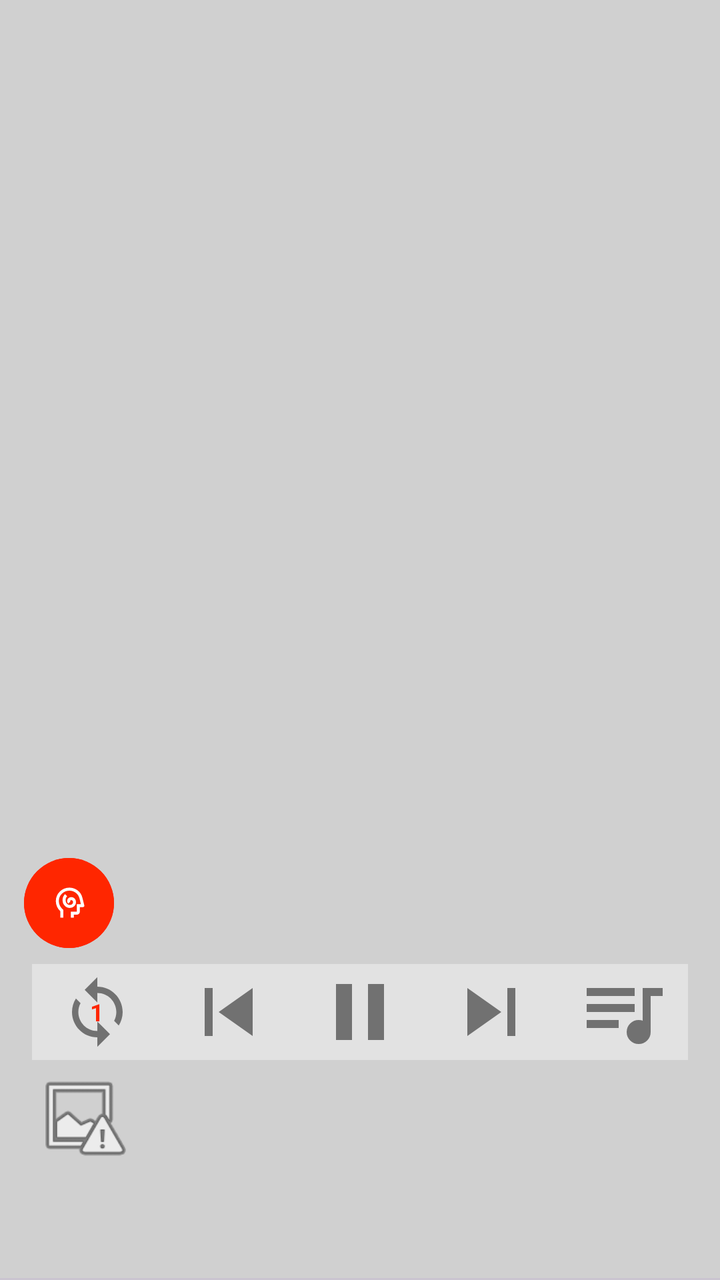
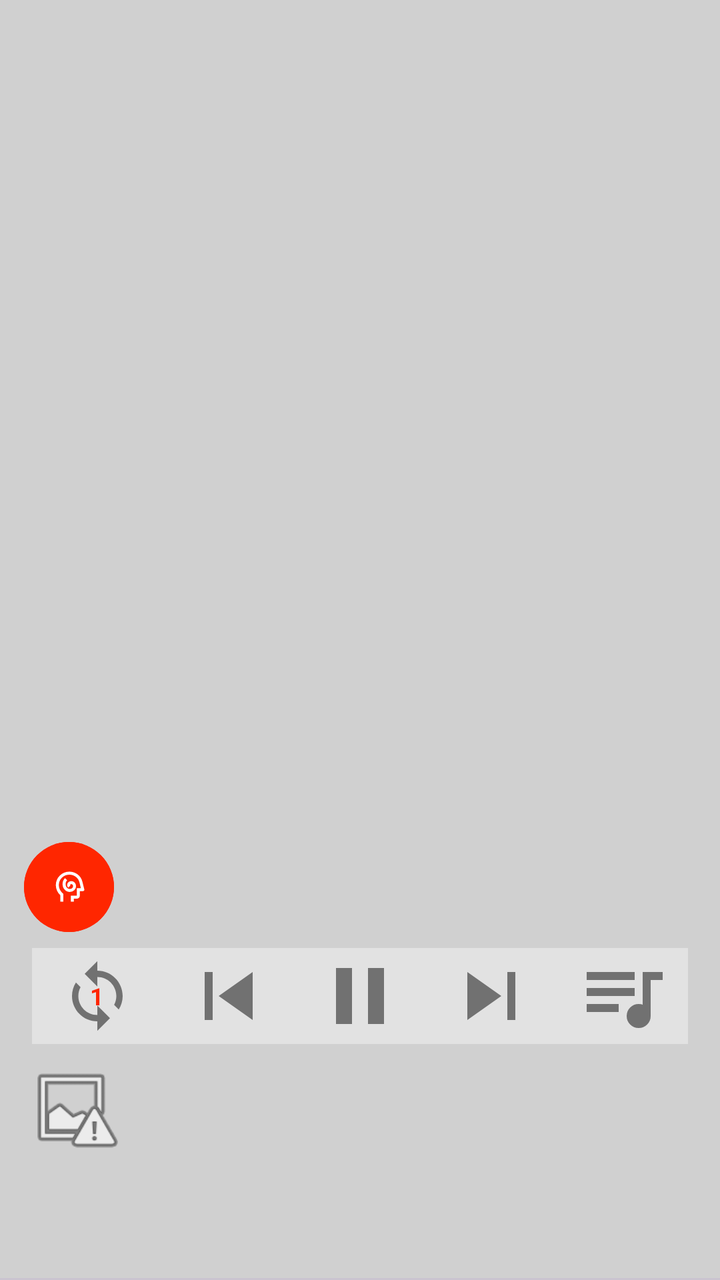

An Android layout rendered at two revisions. The XML below is the earlier revision; the diff shows what the commit changed to produce the second picture.
<!-- AndroidManifest.xml: application theme Theme.AudioMixer -->
<!-- res/layout/activity_main.xml -->
<?xml version="1.0" encoding="utf-8"?>
<androidx.constraintlayout.widget.ConstraintLayout xmlns:android="http://schemas.android.com/apk/res/android"
    xmlns:app="http://schemas.android.com/apk/res-auto"
    xmlns:tools="http://schemas.android.com/tools"
    android:id="@+id/main"
    style="bold"
    android:layout_width="match_parent"
    android:layout_height="match_parent"
    android:background="@color/menuBar"
    tools:context=".activities.MainActivity">

    <androidx.viewpager2.widget.ViewPager2
        android:id="@+id/viewPager"
        android:layout_width="0dp"
        android:layout_height="0dp"
        app:layout_constraintBottom_toTopOf="@+id/tabLayout"
        app:layout_constraintEnd_toEndOf="parent"
        app:layout_constraintHorizontal_bias="0.0"
        app:layout_constraintStart_toStartOf="parent"
        app:layout_constraintTop_toTopOf="parent"
        app:layout_constraintVertical_bias="0.0">

    </androidx.viewpager2.widget.ViewPager2>

    <com.google.android.material.tabs.TabLayout
        android:id="@+id/tabLayout"
        android:layout_width="409dp"
        android:layout_height="wrap_content"
        app:layout_constraintBottom_toBottomOf="parent"
        app:layout_constraintEnd_toEndOf="parent"
        app:layout_constraintStart_toStartOf="parent" />

    <com.google.android.material.button.MaterialButton
        android:id="@+id/ambientFab"
        android:layout_width="45dp"
        android:layout_height="45dp"
        android:layout_marginStart="12dp"
        android:layout_marginBottom="8dp"
        android:backgroundTint="?attr/colorPrimary"
        android:insetTop="0dp"
        android:insetBottom="0dp"
        app:backgroundTintMode="add"
        app:icon="@drawable/ambient"
        app:iconGravity="textStart"
        app:iconPadding="0dp"
        app:iconTint="#ffffff"
        app:layout_constraintBottom_toTopOf="@+id/songPlayer"
        app:layout_constraintStart_toStartOf="parent" />

    <androidx.constraintlayout.widget.ConstraintLayout
        android:id="@+id/songPlayer"
        android:layout_width="0dp"
        android:layout_height="wrap_content"
        android:layout_marginBottom="8dp"
        app:layout_constraintBottom_toBottomOf="@+id/viewPager"
        app:layout_constraintEnd_toEndOf="@+id/viewPager"
        app:layout_constraintStart_toStartOf="parent">

        <LinearLayout
            android:id="@+id/toolbarPanel"
            android:layout_width="0dp"
            android:layout_height="48dp"
            android:layout_marginStart="8dp"
            android:layout_marginEnd="8dp"
            android:layout_marginBottom="4dp"
            android:background="@color/secondaryMenuBar"
            android:gravity="bottom"
            android:orientation="horizontal"
            app:flow_verticalAlign="bottom"
            app:layout_constraintBottom_toTopOf="@+id/songPanel"
            app:layout_constraintEnd_toEndOf="@+id/songPanel"
            app:layout_constraintStart_toStartOf="@+id/songPanel"
            app:layout_constraintTop_toTopOf="parent">

            <FrameLayout
                android:id="@+id/panelLoopButton"
                android:layout_width="wrap_content"
                android:layout_height="48dp"
                android:layout_weight="1"
                android:background="?attr/selectableItemBackgroundBorderless">

                <ImageView
                    android:id="@+id/loopIcon"
                    android:layout_width="wrap_content"
                    android:layout_height="match_parent"
                    android:layout_gravity="center_horizontal"
                    android:paddingTop="5dp"
                    android:paddingBottom="5dp"
                    app:srcCompat="@drawable/loop"
                    app:tint="@color/secondaryText" />

                <TextView
                    android:id="@+id/loopText"
                    android:layout_width="wrap_content"
                    android:layout_height="wrap_content"
                    android:layout_gravity="center_horizontal|center_vertical"
                    android:text="@string/loop_text"
                    android:textColor="?attr/colorPrimary"
                    android:textSize="12sp"
                    android:textStyle="bold" />
            </FrameLayout>

            <ImageButton
                android:id="@+id/panelSkipPreviousButton"
                android:layout_width="wrap_content"
                android:layout_height="wrap_content"
                android:layout_weight="1"
                android:background="?attr/selectableItemBackgroundBorderless"
                android:contentDescription="@string/skip_previous_button"
                app:srcCompat="@drawable/skip_previous"
                app:tint="@color/secondaryText" />

            <ImageButton
                android:id="@+id/panelPauseButton"
                android:layout_width="wrap_content"
                android:layout_height="wrap_content"
                android:layout_weight="1"
                android:background="?attr/selectableItemBackgroundBorderless"
                android:contentDescription="@string/pause_button"
                app:srcCompat="@drawable/pause"
                app:tint="@color/secondaryText" />

            <ImageButton
                android:id="@+id/panelSkipNextButton"
                android:layout_width="wrap_content"
                android:layout_height="wrap_content"
                android:layout_weight="1"
                android:background="?attr/selectableItemBackgroundBorderless"
                android:contentDescription="@string/skip_next_button"
                app:srcCompat="@drawable/skip_next"
                app:tint="@color/secondaryText" />

            <ImageButton
                android:id="@+id/queueButton"
                android:layout_width="wrap_content"
                android:layout_height="wrap_content"
                android:layout_weight="1"
                android:background="?attr/selectableItemBackgroundBorderless"
                android:contentDescription="@string/queue_button"
                app:srcCompat="@drawable/queue"
                app:tint="@color/secondaryText" />

        </LinearLayout>

        <androidx.constraintlayout.widget.ConstraintLayout
            android:id="@+id/songPanel"
            android:layout_width="0dp"
            android:layout_height="50dp"
            android:layout_gravity="bottom"
            android:layout_marginStart="8dp"
            android:layout_marginEnd="8dp"
            android:background="@color/menuBar"
            app:layout_constraintBottom_toBottomOf="parent"
            app:layout_constraintEnd_toEndOf="parent"
            app:layout_constraintStart_toStartOf="parent">

            <ImageView
                android:id="@+id/songAlbumCover"
                android:layout_width="50dp"
                android:layout_height="50dp"
                android:layout_marginStart="8dp"
                app:layout_constraintStart_toStartOf="parent"
                app:srcCompat="@android:drawable/ic_menu_report_image" />

            <androidx.constraintlayout.widget.ConstraintLayout
                android:id="@+id/constraintLayout2"
                android:layout_width="wrap_content"
                android:layout_height="wrap_content"
                android:layout_marginEnd="8dp"
                app:layout_constraintBottom_toBottomOf="parent"
                app:layout_constraintEnd_toEndOf="parent"
                app:layout_constraintTop_toTopOf="parent">

                <TextView
                    android:id="@+id/songCurrentTime"
                    android:layout_width="wrap_content"
                    android:layout_height="wrap_content"
                    app:layout_constraintBottom_toBottomOf="parent"
                    app:layout_constraintStart_toStartOf="parent"
                    app:layout_constraintTop_toTopOf="parent" />

                <TextView
                    android:id="@+id/songDuration"
                    android:layout_width="wrap_content"
                    android:layout_height="wrap_content"
                    app:layout_constraintBottom_toBottomOf="parent"
                    app:layout_constraintStart_toEndOf="@+id/songCurrentTime"
                    app:layout_constraintTop_toTopOf="parent" />
            </androidx.constraintlayout.widget.ConstraintLayout>

            <androidx.constraintlayout.widget.ConstraintLayout
                android:id="@+id/constraintLayout3"
                android:layout_width="wrap_content"
                android:layout_height="wrap_content"
                android:layout_marginStart="8dp"
                app:layout_constraintBottom_toBottomOf="parent"
                app:layout_constraintStart_toEndOf="@+id/songAlbumCover"
                app:layout_constraintTop_toTopOf="parent">

                <TextView
                    android:id="@+id/songTitle"
                    android:layout_width="wrap_content"
                    android:layout_height="wrap_content"
                    android:textSize="16sp"
                    android:textStyle="bold"
                    app:layout_constraintStart_toStartOf="parent"
                    app:layout_constraintTop_toTopOf="parent" />

                <TextView
                    android:id="@+id/songInfo"
                    android:layout_width="wrap_content"
                    android:layout_height="wrap_content"
                    android:textSize="12sp"
                    app:layout_constraintStart_toStartOf="parent"
                    app:layout_constraintTop_toBottomOf="@+id/songTitle" />
            </androidx.constraintlayout.widget.ConstraintLayout>

        </androidx.constraintlayout.widget.ConstraintLayout>

        <SeekBar
            android:id="@+id/songPositionSeekBar"
            android:layout_width="0dp"
            android:layout_height="wrap_content"
            android:layout_marginBottom="-8dp"
            android:padding="0dp"
            android:paddingStart="0dp"
            android:paddingEnd="0dp"
            android:progressBackgroundTint="@android:color/transparent"
            android:thumb="@drawable/invisible_thumb"
            android:thumbTint="?attr/colorPrimary"
            app:layout_constraintBottom_toTopOf="@+id/songPanel"
            app:layout_constraintEnd_toEndOf="@+id/songPanel"
            app:layout_constraintStart_toStartOf="@+id/songPanel" />
    </androidx.constraintlayout.widget.ConstraintLayout>

</androidx.constraintlayout.widget.ConstraintLayout>
<!-- resources referenced by this layout -->
<resources>
  <color name="menuBar">#D0D0D0</color>
  <color name="secondaryMenuBar">#E2E2E2</color>
  <color name="secondaryText">#717171</color>
  <!-- drawable invisible_thumb (drawable) -->
  <vector xmlns:android="http://schemas.android.com/apk/res/android" android:height="16dp" android:tint="#959595" android:alpha="0" android:viewportHeight="24" android:viewportWidth="24" android:width="1dp">
        
      <path android:fillColor="@android:color/white" android:pathData="M12,2C6.47,2 2,6.47 2,12s4.47,10 10,10 10,-4.47 10,-10S17.53,2 12,2z"/>
      
  </vector>
  <!-- drawable loop (drawable) -->
  <vector xmlns:android="http://schemas.android.com/apk/res/android" android:height="48dp" android:tint="#959595" android:viewportHeight="24" android:viewportWidth="24" android:width="48dp">
        
      <path android:fillColor="@android:color/white" android:pathData="M12,4L12,1L8,5l4,4L12,6c3.31,0 6,2.69 6,6 0,1.01 -0.25,1.97 -0.7,2.8l1.46,1.46C19.54,15.03 20,13.57 20,12c0,-4.42 -3.58,-8 -8,-8zM12,18c-3.31,0 -6,-2.69 -6,-6 0,-1.01 0.25,-1.97 0.7,-2.8L5.24,7.74C4.46,8.97 4,10.43 4,12c0,4.42 3.58,8 8,8v3l4,-4 -4,-4v3z"/>
      
  </vector>
  <!-- drawable pause (drawable) -->
  <vector xmlns:android="http://schemas.android.com/apk/res/android" android:height="48dp" android:tint="#959595" android:viewportHeight="24" android:viewportWidth="24" android:width="48dp">
        
      <path android:fillColor="@android:color/white" android:pathData="M6,19h4L10,5L6,5v14zM14,5v14h4L18,5h-4z"/>
      
  </vector>
  <!-- drawable queue (drawable) -->
  <vector xmlns:android="http://schemas.android.com/apk/res/android" android:autoMirrored="true" android:height="48dp" android:tint="#959595" android:viewportHeight="960" android:viewportWidth="960" android:width="48dp">
        
      <path android:fillColor="@android:color/white" android:pathData="M640,800Q590,800 555,765Q520,730 520,680Q520,630 555,595Q590,560 640,560Q651,560 661,561.5Q671,563 680,568L680,240L880,240L880,320L760,320L760,680Q760,730 725,765Q690,800 640,800ZM120,640L120,560L440,560L440,640L120,640ZM120,480L120,400L600,400L600,480L120,480ZM120,320L120,240L600,240L600,320L120,320Z"/>
      
  </vector>
  <!-- drawable skip_next (drawable) -->
  <vector xmlns:android="http://schemas.android.com/apk/res/android" android:height="48dp" android:tint="#959595" android:viewportHeight="24" android:viewportWidth="24" android:width="48dp">
        
      <path android:fillColor="@android:color/white" android:pathData="M6,18l8.5,-6L6,6v12zM16,6v12h2V6h-2z"/>
      
  </vector>
  <!-- drawable skip_previous (drawable) -->
  <vector xmlns:android="http://schemas.android.com/apk/res/android" android:height="48dp" android:tint="#959595" android:viewportHeight="24" android:viewportWidth="24" android:width="48dp">
        
      <path android:fillColor="@android:color/white" android:pathData="M6,6h2v12L6,18zM9.5,12l8.5,6L18,6z"/>
      
  </vector>
  <string name="loop_text">1</string>
  <string name="pause_button">Pause</string>
  <string name="queue_button">Show or hide queue</string>
  <string name="skip_next_button">Skip to next song</string>
  <string name="skip_previous_button">Skip to previous song</string>
  <style name="Theme.AudioMixer" parent="Base.Theme.AudioMixer" />
  <style name="Base.Theme.AudioMixer" parent="Theme.Material3.DayNight.NoActionBar">
          
          
          <item name="android:colorBackground">@color/background</item>
          <item name="android:textColorPrimary">@color/text</item>
          <item name="android:textColorSecondary">@color/secondaryText</item>
          <item name="colorSurface">@color/menuBar</item>
          <item name="colorSurfaceVariant">@color/secondaryMenuBar</item>
          <item name="colorPrimary">@color/primary</item>
          <item name="colorSecondary">@color/secondary</item>
      </style>
  <color name="background">#F7F7F7</color>
  <color name="text">#262626</color>
  <color name="primary">#FF2600</color>
  <color name="secondary">#D52F00</color>
  <!-- unchanged entries left out for length: 1 -->
</resources>

<!-- the commit's change to res/layout/activity_main.xml (unified diff, before → after) -->
@@ -24,7 +24,7 @@
 
     <com.google.android.material.tabs.TabLayout
         android:id="@+id/tabLayout"
-        android:layout_width="409dp"
+        android:layout_width="0dp"
         android:layout_height="wrap_content"
         app:layout_constraintBottom_toBottomOf="parent"
         app:layout_constraintEnd_toEndOf="parent"
@@ -86,7 +86,7 @@
                     android:layout_gravity="center_horizontal"
                     android:paddingTop="5dp"
                     android:paddingBottom="5dp"
-                    app:srcCompat="@drawable/loop"
+                    app:srcCompat="@drawable/ic_loop"
                     app:tint="@color/secondaryText" />
 
                 <TextView
@@ -107,7 +107,7 @@
                 android:layout_weight="1"
                 android:background="?attr/selectableItemBackgroundBorderless"
                 android:contentDescription="@string/skip_previous_button"
-                app:srcCompat="@drawable/skip_previous"
+                app:srcCompat="@drawable/ic_skip_previous"
                 app:tint="@color/secondaryText" />
 
             <ImageButton
@@ -117,7 +117,7 @@
                 android:layout_weight="1"
                 android:background="?attr/selectableItemBackgroundBorderless"
                 android:contentDescription="@string/pause_button"
-                app:srcCompat="@drawable/pause"
+                app:srcCompat="@drawable/ic_pause"
                 app:tint="@color/secondaryText" />
 
             <ImageButton
@@ -127,7 +127,7 @@
                 android:layout_weight="1"
                 android:background="?attr/selectableItemBackgroundBorderless"
                 android:contentDescription="@string/skip_next_button"
-                app:srcCompat="@drawable/skip_next"
+                app:srcCompat="@drawable/ic_skip_next"
                 app:tint="@color/secondaryText" />
 
             <ImageButton
@@ -137,7 +137,7 @@
                 android:layout_weight="1"
                 android:background="?attr/selectableItemBackgroundBorderless"
                 android:contentDescription="@string/queue_button"
-                app:srcCompat="@drawable/queue"
+                app:srcCompat="@drawable/ic_queue"
                 app:tint="@color/secondaryText" />
 
         </LinearLayout>
@@ -145,7 +145,7 @@
         <androidx.constraintlayout.widget.ConstraintLayout
             android:id="@+id/songPanel"
             android:layout_width="0dp"
-            android:layout_height="50dp"
+            android:layout_height="wrap_content"
             android:layout_gravity="bottom"
             android:layout_marginStart="8dp"
             android:layout_marginEnd="8dp"
@@ -158,8 +158,12 @@
                 android:id="@+id/songAlbumCover"
                 android:layout_width="50dp"
                 android:layout_height="50dp"
-                android:layout_marginStart="8dp"
+                android:layout_marginStart="4dp"
+                android:layout_marginTop="4dp"
+                android:layout_marginBottom="4dp"
+                app:layout_constraintBottom_toBottomOf="parent"
                 app:layout_constraintStart_toStartOf="parent"
+                app:layout_constraintTop_toTopOf="parent"
                 app:srcCompat="@android:drawable/ic_menu_report_image" />
 
             <androidx.constraintlayout.widget.ConstraintLayout
@@ -226,7 +230,7 @@
             android:paddingStart="0dp"
             android:paddingEnd="0dp"
             android:progressBackgroundTint="@android:color/transparent"
-            android:thumb="@drawable/invisible_thumb"
+            android:thumb="@drawable/ic_invisible_thumb"
             android:thumbTint="?attr/colorPrimary"
             app:layout_constraintBottom_toTopOf="@+id/songPanel"
             app:layout_constraintEnd_toEndOf="@+id/songPanel"
<!-- resource entries referenced after the edit -->
@@ -3,37 +3,37 @@
   <color name="menuBar">#D0D0D0</color>
   <color name="secondaryMenuBar">#E2E2E2</color>
   <color name="secondaryText">#717171</color>
-  <!-- drawable invisible_thumb (drawable) -->
+  <!-- drawable ic_invisible_thumb (drawable) -->
   <vector xmlns:android="http://schemas.android.com/apk/res/android" android:height="16dp" android:tint="#959595" android:alpha="0" android:viewportHeight="24" android:viewportWidth="24" android:width="1dp">
         
       <path android:fillColor="@android:color/white" android:pathData="M12,2C6.47,2 2,6.47 2,12s4.47,10 10,10 10,-4.47 10,-10S17.53,2 12,2z"/>
       
   </vector>
-  <!-- drawable loop (drawable) -->
+  <!-- drawable ic_loop (drawable) -->
   <vector xmlns:android="http://schemas.android.com/apk/res/android" android:height="48dp" android:tint="#959595" android:viewportHeight="24" android:viewportWidth="24" android:width="48dp">
         
       <path android:fillColor="@android:color/white" android:pathData="M12,4L12,1L8,5l4,4L12,6c3.31,0 6,2.69 6,6 0,1.01 -0.25,1.97 -0.7,2.8l1.46,1.46C19.54,15.03 20,13.57 20,12c0,-4.42 -3.58,-8 -8,-8zM12,18c-3.31,0 -6,-2.69 -6,-6 0,-1.01 0.25,-1.97 0.7,-2.8L5.24,7.74C4.46,8.97 4,10.43 4,12c0,4.42 3.58,8 8,8v3l4,-4 -4,-4v3z"/>
       
   </vector>
-  <!-- drawable pause (drawable) -->
+  <!-- drawable ic_pause (drawable) -->
   <vector xmlns:android="http://schemas.android.com/apk/res/android" android:height="48dp" android:tint="#959595" android:viewportHeight="24" android:viewportWidth="24" android:width="48dp">
         
       <path android:fillColor="@android:color/white" android:pathData="M6,19h4L10,5L6,5v14zM14,5v14h4L18,5h-4z"/>
       
   </vector>
-  <!-- drawable queue (drawable) -->
+  <!-- drawable ic_queue (drawable) -->
   <vector xmlns:android="http://schemas.android.com/apk/res/android" android:autoMirrored="true" android:height="48dp" android:tint="#959595" android:viewportHeight="960" android:viewportWidth="960" android:width="48dp">
         
       <path android:fillColor="@android:color/white" android:pathData="M640,800Q590,800 555,765Q520,730 520,680Q520,630 555,595Q590,560 640,560Q651,560 661,561.5Q671,563 680,568L680,240L880,240L880,320L760,320L760,680Q760,730 725,765Q690,800 640,800ZM120,640L120,560L440,560L440,640L120,640ZM120,480L120,400L600,400L600,480L120,480ZM120,320L120,240L600,240L600,320L120,320Z"/>
       
   </vector>
-  <!-- drawable skip_next (drawable) -->
+  <!-- drawable ic_skip_next (drawable) -->
   <vector xmlns:android="http://schemas.android.com/apk/res/android" android:height="48dp" android:tint="#959595" android:viewportHeight="24" android:viewportWidth="24" android:width="48dp">
         
       <path android:fillColor="@android:color/white" android:pathData="M6,18l8.5,-6L6,6v12zM16,6v12h2V6h-2z"/>
       
   </vector>
-  <!-- drawable skip_previous (drawable) -->
+  <!-- drawable ic_skip_previous (drawable) -->
   <vector xmlns:android="http://schemas.android.com/apk/res/android" android:height="48dp" android:tint="#959595" android:viewportHeight="24" android:viewportWidth="24" android:width="48dp">
         
       <path android:fillColor="@android:color/white" android:pathData="M6,6h2v12L6,18zM9.5,12l8.5,6L18,6z"/>
